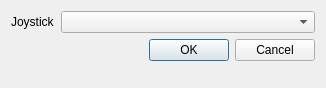
This is ftnoir_tracker_joystick/ftnoir_tracker_joystick_controls.ui in opentrack/opentrack as Qt 5 draws it before an edit. The edited form follows.
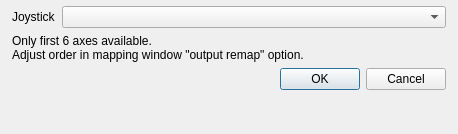
This is the edited form. Icons and pictures are not drawn.

Commit message: clarify win32-joy 6 of 8 axis and remap moved to core

Diff of the .ui file:
```diff
--- a/ftnoir_tracker_joystick/ftnoir_tracker_joystick_controls.ui
+++ b/ftnoir_tracker_joystick/ftnoir_tracker_joystick_controls.ui
@@ -9,12 +9,12 @@
    <rect>
     <x>0</x>
     <y>0</y>
-    <width>326</width>
-    <height>88</height>
+    <width>458</width>
+    <height>134</height>
    </rect>
   </property>
   <property name="sizePolicy">
-   <sizepolicy hsizetype="Minimum" vsizetype="Preferred">
+   <sizepolicy hsizetype="Preferred" vsizetype="Preferred">
     <horstretch>0</horstretch>
     <verstretch>0</verstretch>
    </sizepolicy>
@@ -33,6 +33,24 @@
    <bool>false</bool>
   </property>
   <layout class="QFormLayout" name="formLayout">
+   <property name="horizontalSpacing">
+    <number>6</number>
+   </property>
+   <property name="verticalSpacing">
+    <number>6</number>
+   </property>
+   <property name="leftMargin">
+    <number>12</number>
+   </property>
+   <property name="topMargin">
+    <number>6</number>
+   </property>
+   <property name="rightMargin">
+    <number>12</number>
+   </property>
+   <property name="bottomMargin">
+    <number>6</number>
+   </property>
    <item row="0" column="0">
     <widget class="QLabel" name="label">
      <property name="text">
@@ -50,13 +68,21 @@
      </property>
     </widget>
    </item>
-   <item row="1" column="0" colspan="2">
+   <item row="2" column="0" colspan="2">
     <widget class="QDialogButtonBox" name="buttonBox">
      <property name="standardButtons">
       <set>QDialogButtonBox::Cancel|QDialogButtonBox::Ok</set>
      </property>
     </widget>
    </item>
+   <item row="1" column="0" colspan="2">
+    <widget class="QLabel" name="label_2">
+     <property name="text">
+      <string>Only first 6 axes available.
+Adjust order in mapping window &quot;output remap&quot; option.</string>
+     </property>
+    </widget>
+   </item>
   </layout>
  </widget>
  <tabstops>
```
